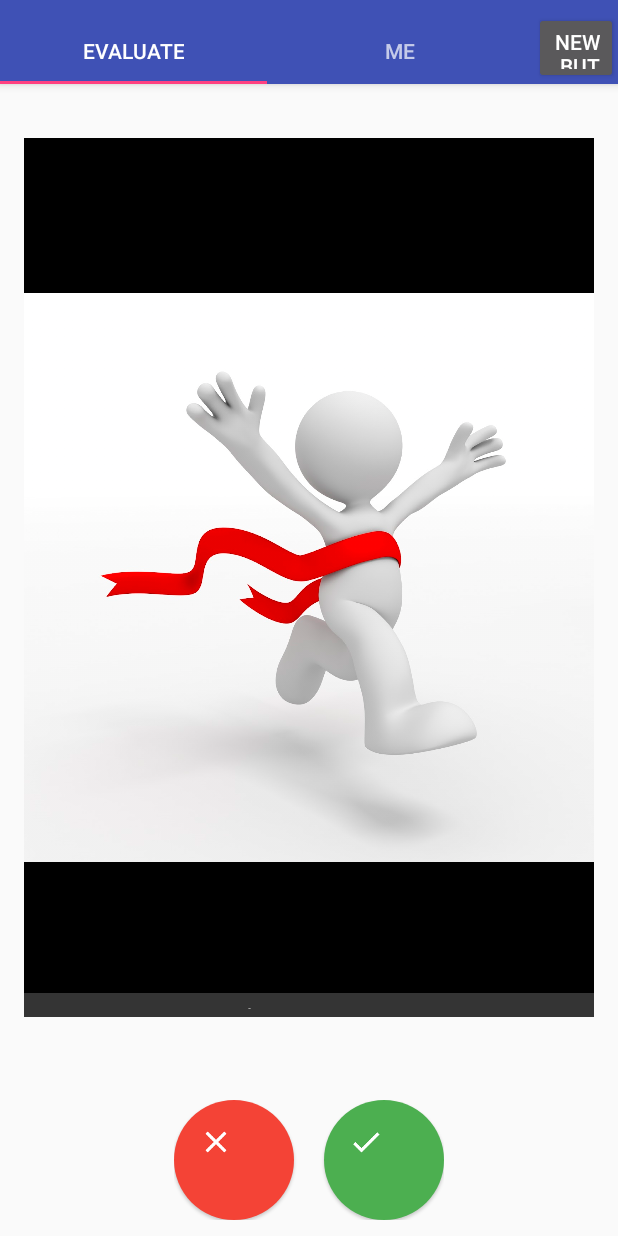
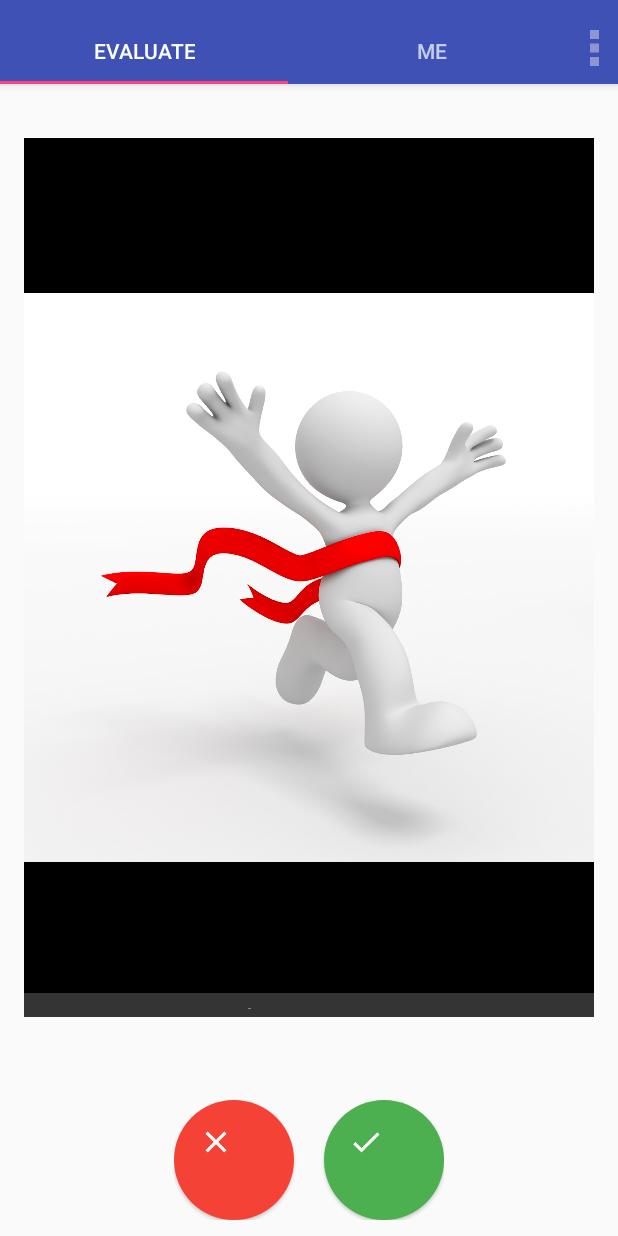
Before and after one commit to MHSCSClub/FBLA_MobileApp_2016_App, an Android app: the MainActivitySwipes screen opened directly, with no data from a screen before it, on a phone screen of 412 x 824 dp. Run offline under Robolectric (Android 15) with nearby library versions, the phone set to English and light mode, and no system bars; network calls fail; pictures from the network do not load; 2 statements that could not run were skipped.

Commit message:
Added overflow btn

```diff
--- a/app/src/main/java/org/mamkschools/mhs/fbla_mobileapp_2016/MainActivitySwipes.java
+++ b/app/src/main/java/org/mamkschools/mhs/fbla_mobileapp_2016/MainActivitySwipes.java
@@ -25,9 +25,11 @@ import android.support.v4.app.FragmentPagerAdapter;
 import android.support.v4.view.ViewPager;
 import android.os.Bundle;
 import android.view.Menu;
+import android.view.MenuInflater;
 import android.view.MenuItem;
 import android.view.View;
 
+import android.widget.ImageButton;
 import android.widget.Toast;
 
 
@@ -101,7 +103,8 @@ public class MainActivitySwipes extends AppCompatActivity implements View.OnClic
         evaluatePictures = EvaluationFragment.newInstance(db, picture, location, Simplocation);
         myPictures = MeFragmentBetter.newInstance(location);
 
-
+        ImageButton more = (ImageButton) findViewById(R.id.more_stuff);
+        more.setOnClickListener(this);
 
         FloatingActionButton fab = (FloatingActionButton) findViewById(R.id.fab);
         fab.setOnClickListener(this);
@@ -159,6 +162,9 @@ public class MainActivitySwipes extends AppCompatActivity implements View.OnClic
             case R.id.fab:
                 //Photo chooser (include default, cam, file (see Google Inbox on Android))
                 //openImageIntent();
+                break;
+            case R.id.more_stuff:
+                startActivity(new Intent(getApplicationContext(), SettingsActivity.class));
                 break;
             default:
                 Toast.makeText(this, "No Assigned Action", Toast.LENGTH_SHORT).show();
--- a/app/src/main/res/layout/activity_main_activity_swipes.xml
+++ b/app/src/main/res/layout/activity_main_activity_swipes.xml
@@ -23,13 +23,22 @@
             android:layout_height="wrap_content"
             app:layout_scrollFlags="scroll|enterAlways"
             android:layout_weight="1" />
-        <Button
+        <ImageButton
             android:layout_width="wrap_content"
-            android:layout_height="wrap_content"
-            android:text="New Button"
-            android:id="@+id/button"
+            android:layout_height="match_parent"
+            android:src="@drawable/ic_overflow"
+            android:id="@+id/more_stuff"
             android:gravity="end"
-            android:layout_weight="1" />
+            android:layout_weight="1"
+            android:background="#004d3333"
+            android:hapticFeedbackEnabled="true"
+            android:adjustViewBounds="false"
+            android:clickable="true"
+            android:contextClickable="true"
+            android:layout_marginRight="3dp"
+            android:cropToPadding="false"
+            android:paddingLeft="10dp"
+            android:paddingRight="10dp" />
         </LinearLayout>
     </android.support.design.widget.AppBarLayout>
 
@@ -43,8 +52,6 @@
                 android:layout_width="match_parent" android:layout_height="wrap_content"
                 app:layout_behavior="@string/appbar_scrolling_view_behavior"
                 />
-
-
 
 
         </FrameLayout>
```
Also changed, not shown: app/src/main/ic_overflow-web.png (added), app/src/main/res/drawable-hdpi/ic_overflow.png (added), app/src/main/res/drawable-mdpi/ic_overflow.png (added), app/src/main/res/drawable-xhdpi/ic_overflow.png (added), app/src/main/res/drawable-xxhdpi/ic_overflow.png (added).
